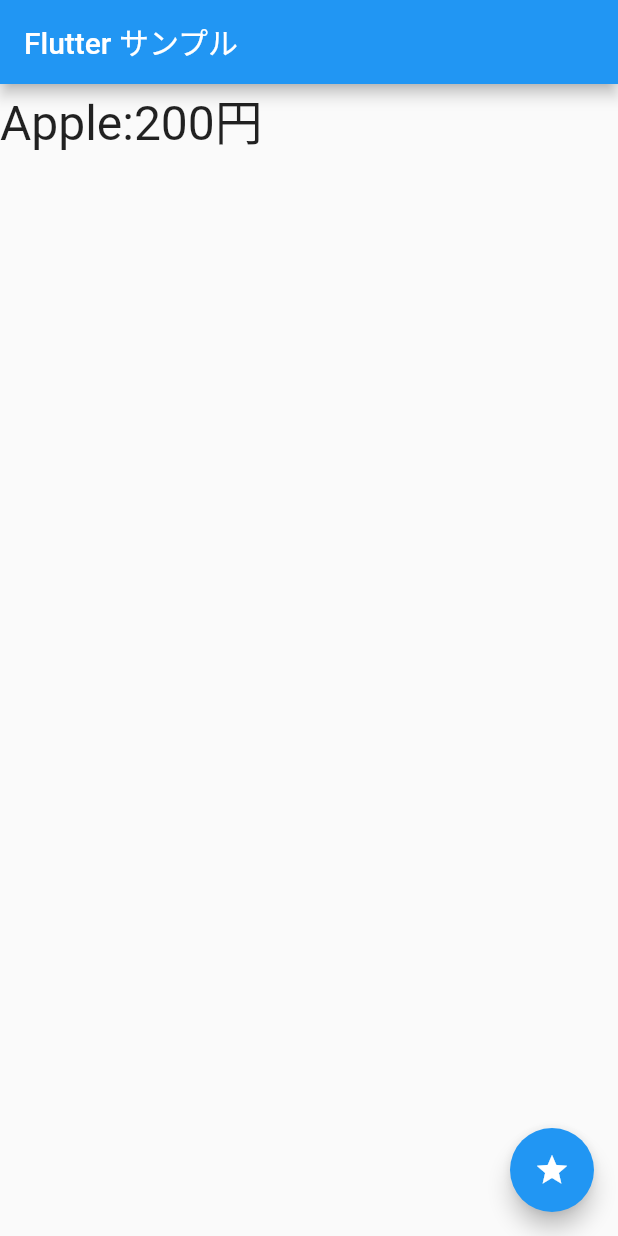
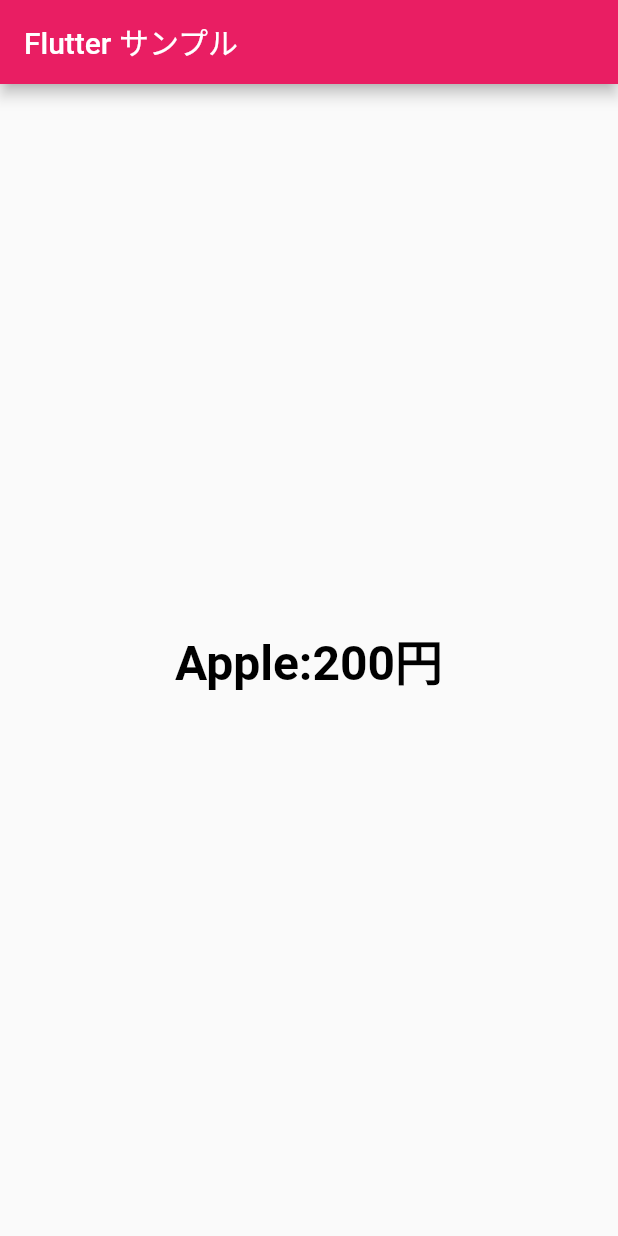
Before and after one commit to sin0713/FlutterSample, a Flutter app: the screen it shows after launch, on a phone screen of 412 x 824 dp. Run offline on Flutter 3.47's test engine with Material 2 defaults, Android fonts, the phone set to English and light mode, and no system bars.

Commit message:
[Add]中央寄せレイアウト作成

```diff
--- a/flutter_app/lib/main.dart
+++ b/flutter_app/lib/main.dart
@@ -13,6 +13,11 @@ class MyApp extends StatelessWidget {
   Widget build(BuildContext context) {
     return MaterialApp(
       title: 'Flutter Demo',
+      theme: ThemeData(
+        primarySwatch: Colors.pink,
+        primaryColor: const Color(0xffe91e63),
+        canvasColor: const Color(0xfffafafa),
+      ),
       home: MyHomePage(
         title: this.title
       ),
@@ -61,14 +66,16 @@ class _MyHomePageState extends State<MyHomePage> {
         appBar: AppBar(
           title: Text(widget.title),
         ),
-        body: Text(
-        _item.toString(),
-        style: const TextStyle(fontSize: 32.0)
-        ),
-        floatingActionButton: FloatingActionButton(
-          onPressed: _setData,
-          tooltip: 'set message.',
-          child: const Icon(Icons.star),
+        body:
+        Center(
+          child:
+          Text(
+            _item.toString(),
+            style: const TextStyle(fontSize: 32.0,
+                color: Color(0xff000000),
+                fontWeight: FontWeight.w700,
+                fontFamily: "Roboto"),
+          ),
         ),
       );
   }
```
